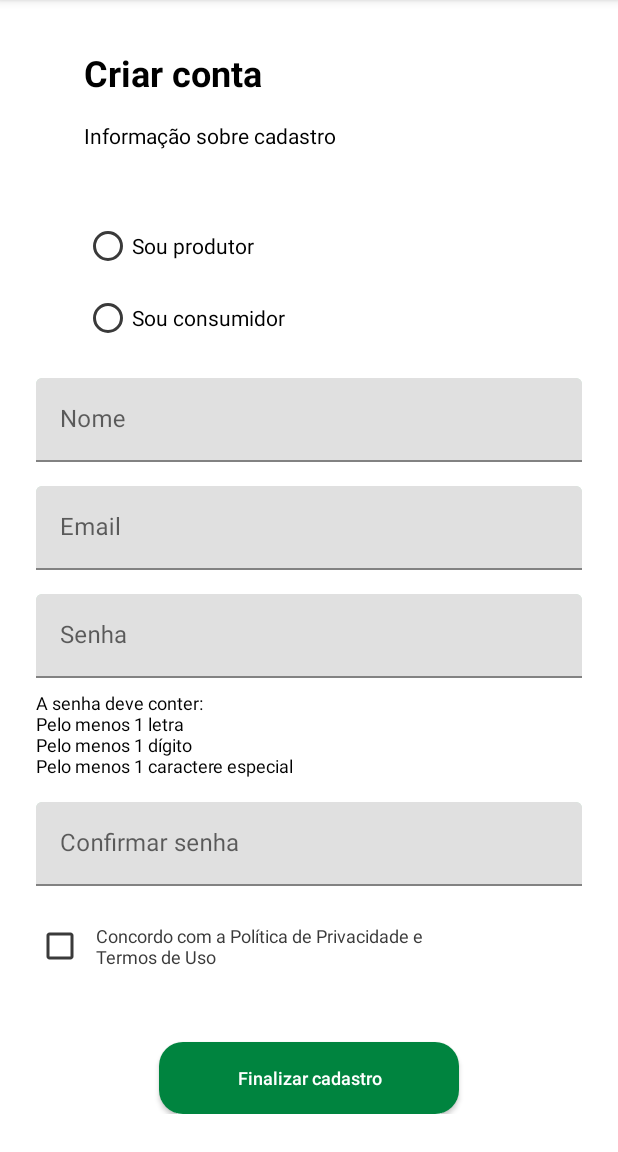
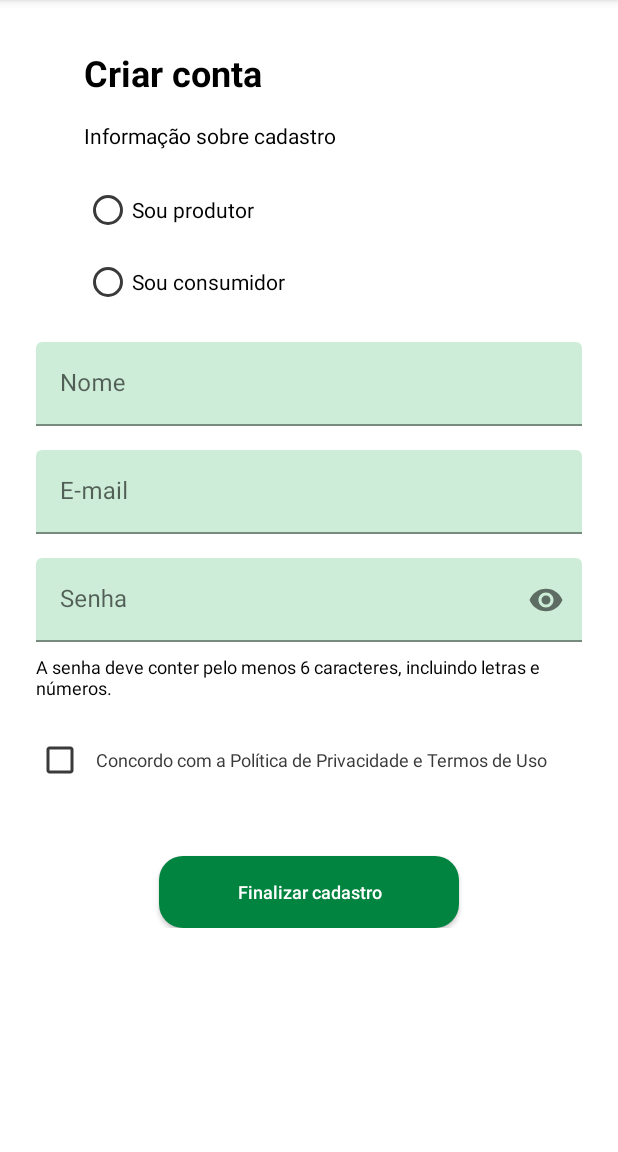
Before and after one commit to iOasys-G5-Fome-Zero/fome-zero-android, an Android app: the RegistrationFragment screen opened through its navigation route, on a phone screen of 412 x 824 dp, the part 84-1236 px from its top. Run offline under Robolectric (Android 15) with nearby library versions, the phone set to English and light mode, and no system bars.

Commit message:
layout fix

```diff
--- a/app/src/main/res/layout/fragment_registration.xml
+++ b/app/src/main/res/layout/fragment_registration.xml
@@ -17,7 +17,7 @@
             android:layout_height="wrap_content"
             android:layout_marginStart="56dp"
             android:layout_marginTop="32dp"
-            android:text="Criar conta"
+            android:text="@string/create_account"
             android:textAllCaps="false"
             android:textColor="@color/black"
             android:textSize="24sp"
@@ -30,7 +30,7 @@
             android:layout_width="wrap_content"
             android:layout_height="wrap_content"
             android:layout_marginTop="16dp"
-            android:text="Informação sobre cadastro"
+            android:text="@string/info_about_registration"
             android:textAllCaps="false"
             android:textColor="@color/black"
             android:textSize="14sp"
@@ -41,9 +41,9 @@
             android:id="@+id/rbtn_producer"
             android:layout_width="wrap_content"
             android:layout_height="wrap_content"
-            android:layout_marginTop="40dp"
+            android:layout_marginTop="16dp"
             android:buttonTint="@color/neutral_black"
-            android:text="Sou produtor"
+            android:text="@string/i_am_producer"
             android:textSize="14sp"
             app:layout_constraintStart_toStartOf="@id/txt_info_register"
             app:layout_constraintTop_toBottomOf="@id/txt_info_register" />
@@ -53,7 +53,7 @@
             android:layout_width="wrap_content"
             android:layout_height="wrap_content"
             android:buttonTint="@color/neutral_black"
-            android:text="Sou consumidor"
+            android:text="@string/i_am_consumer"
             android:textSize="14sp"
             app:layout_constraintStart_toStartOf="@id/rbtn_producer"
             app:layout_constraintTop_toBottomOf="@id/rbtn_producer" />
@@ -64,8 +64,8 @@
             android:layout_height="wrap_content"
             android:layout_marginHorizontal="24dp"
             android:layout_marginTop="16dp"
-            android:hint="Nome"
-            android:background="@drawable/edit_txt_background"
+            android:hint="@string/name"
+            app:boxBackgroundColor="@color/pale_green"
             app:layout_constraintEnd_toEndOf="parent"
             app:layout_constraintStart_toStartOf="parent"
             app:layout_constraintTop_toBottomOf="@id/rbtn_consumer">
@@ -78,15 +78,14 @@
         </com.google.android.material.textfield.TextInputLayout>
 
 
-
         <com.google.android.material.textfield.TextInputLayout
             android:id="@+id/emailInputLayout"
             android:layout_width="match_parent"
             android:layout_height="wrap_content"
             android:layout_marginHorizontal="24dp"
-            android:background="@drawable/edit_txt_background"
             android:layout_marginTop="16dp"
-            android:hint="Email"
+            android:hint="@string/email"
+            app:boxBackgroundColor="@color/pale_green"
             app:layout_constraintEnd_toEndOf="@id/nameInputLayout"
             app:layout_constraintStart_toStartOf="@id/nameInputLayout"
             app:layout_constraintTop_toBottomOf="@id/nameInputLayout">
@@ -99,57 +98,38 @@
         </com.google.android.material.textfield.TextInputLayout>
 
 
-
-
         <com.google.android.material.textfield.TextInputLayout
             android:id="@+id/passwordInputLayout"
             android:layout_width="match_parent"
             android:layout_height="wrap_content"
             android:layout_marginHorizontal="24dp"
+            android:layout_marginTop="16dp"
             android:hint="@string/password"
-            android:background="@drawable/edit_txt_background"
-            android:layout_marginTop="16dp"
+            app:boxBackgroundColor="@color/pale_green"
             app:layout_constraintEnd_toEndOf="@id/emailInputLayout"
             app:layout_constraintStart_toStartOf="@id/emailInputLayout"
-            app:layout_constraintTop_toBottomOf="@id/emailInputLayout" >
+            app:layout_constraintTop_toBottomOf="@id/emailInputLayout"
+            app:passwordToggleEnabled="true">
 
             <com.google.android.material.textfield.TextInputEditText
                 android:layout_width="match_parent"
                 android:layout_height="wrap_content"
-                android:inputType="text"
+                android:inputType="numberPassword"
                 android:singleLine="true" />
         </com.google.android.material.textfield.TextInputLayout>
 
 
         <androidx.appcompat.widget.AppCompatTextView
-            android:id="@+id/txt_rules_passwd"
-            android:layout_width="wrap_content"
+            android:id="@+id/txt_rules_password"
+            android:layout_width="match_parent"
             android:layout_height="wrap_content"
+            android:layout_marginStart="24dp"
             android:layout_marginTop="8dp"
-            android:text="A senha deve conter:\nPelo menos 1 letra\nPelo menos 1 dígito\nPelo menos 1 caractere especial"
+            android:text="@string/rules_password_text"
             android:textColor="@color/black"
             android:textSize="12sp"
             app:layout_constraintStart_toStartOf="@id/passwordInputLayout"
             app:layout_constraintTop_toBottomOf="@id/passwordInputLayout" />
-
-        <com.google.android.material.textfield.TextInputLayout
-            android:id="@+id/passwordConfirmInputLayout"
-            android:layout_width="match_parent"
-            android:layout_height="wrap_content"
-            android:layout_marginHorizontal="24dp"
-            android:hint="@string/password_confirm"
-            android:background="@drawable/edit_txt_background"
-            android:layout_marginTop="16dp"
-            app:layout_constraintEnd_toEndOf="@id/passwordInputLayout"
-            app:layout_constraintStart_toStartOf="@id/passwordInputLayout"
-            app:layout_constraintTop_toBottomOf="@id/txt_rules_passwd"  >
-
-            <com.google.android.material.textfield.TextInputEditText
-                android:layout_width="match_parent"
-                android:layout_height="wrap_content"
-                android:inputType="text"
-                android:singleLine="true" />
-        </com.google.android.material.textfield.TextInputLayout>
 
 
         <com.google.android.material.checkbox.MaterialCheckBox
@@ -159,11 +139,11 @@
             android:layout_marginTop="16dp"
             android:buttonTint="@color/neutral_black"
             android:padding="8dp"
-            android:text="Concordo com a Política de Privacidade e \nTermos de Uso"
+            android:text="@string/agree_privacy_policy_and_use_terms"
             android:textColor="@color/neutral_black"
             android:textSize="12sp"
-            app:layout_constraintStart_toStartOf="@id/passwordConfirmInputLayout"
-            app:layout_constraintTop_toBottomOf="@id/passwordConfirmInputLayout" />
+            app:layout_constraintStart_toStartOf="@id/passwordInputLayout"
+            app:layout_constraintTop_toBottomOf="@id/txt_rules_password" />
 
         <androidx.appcompat.widget.AppCompatButton
             android:id="@+id/btn_finalize_registration"
@@ -172,7 +152,7 @@
             android:layout_marginTop="40dp"
             android:background="@drawable/button_background"
             android:gravity="center"
-            android:text="Finalizar cadastro"
+            android:text="@string/finish_registration"
             android:textAllCaps="false"
             android:textColor="@color/white"
             android:textSize="12sp"
--- a/app/src/main/res/values/colors.xml
+++ b/app/src/main/res/values/colors.xml
@@ -22,4 +22,6 @@
     <color name="coral">#FFFF9769</color>
     <color name="light_salmon">#FFFFD1BE</color>
 
+
+
 </resources>
--- a/app/src/main/res/values/strings.xml
+++ b/app/src/main/res/values/strings.xml
@@ -1,19 +1,25 @@
 <resources>
     <string name="app_name">Android Fome Zero</string>
-    <string name="consumer">Consumidor</string>
-    <string name="producer">Produtor</string>
     <string name="no_account_yet">Ainda não tem uma conta?</string>
-    <string name="sign_up">Cadastre-se aqui</string>
+    <string name="sign_up">Cadastre-se</string>
+    <string name="create_account">Criar conta</string>
     <string name="recover_password">Recuperar senha</string>
     <string name="enter">Entrar</string>
     <string name="want_register_ong">Deseja registrar uma ONG?</string>
-    <string name="click_here">Clique aqui</string>
     <string name="remember_my_password">Lembrar minha senha</string>
     <string name="forgot_password">Esqueceu a senha?</string>
     <string name="password">Senha</string>
     <string name="email">E-mail</string>
-    <string name="password_confirm">Confirmar senha</string>
+    <string name="go_to_website">Vá para o site</string>
+
+    <string name="name">Nome</string>
+    <string name="info_about_registration">Informação sobre cadastro</string>
+    <string name="i_am_producer">Sou produtor</string>
+    <string name="i_am_consumer">Sou consumidor</string>
+    <string name="rules_password_text">A senha deve conter pelo menos 6 caracteres, incluindo letras e números.</string>
+    <string name="agree_privacy_policy_and_use_terms">Concordo com a Política de Privacidade e Termos de Uso</string>
+
     <string name="jump">Pular</string>
     <string name="next">Proximo</string>
-    <string name="go_to_website">Vá para o site</string>
+    <string name="finish_registration">Finalizar cadastro</string>
 </resources>
```
Lines whose indentation alone changed are shown as unchanged.
